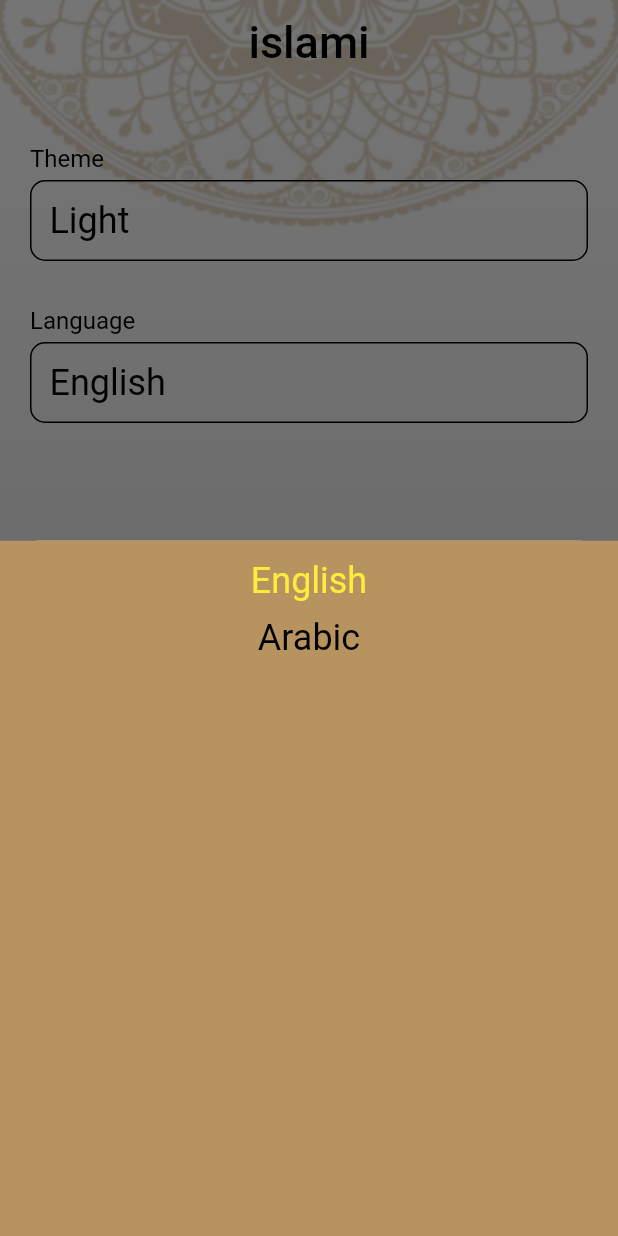
After one commit to Taku-Android/Quran-App, a Flutter app: the screen it shows after launch, item 5 of the bottom bar chosen, after a tap on "English", on a phone screen of 412 x 824 dp. The commit adds this screen. Run offline on Flutter 3.47's test engine with Material 2 defaults, Android fonts, the phone set to English and light mode, and no system bars; generated files the repository leaves out were written again.

Commit message:
+ app_ar.arb + app_en.arb + localization in yaml + l10n.yaml for + Lang_bottom_sheet.dart % main.dart % quran_tab.dart % setting_Tab.dart % settings_provider.dart

```diff
--- /dev/null
+++ b/l10n.yaml
@@ -0,0 +1,3 @@
+arb-dir: lib/l10n
+template-arb-file: app_en.arb
+output-localization-file: app_localizations.dart
--- a/lib/Quran/quran_tab.dart
+++ b/lib/Quran/quran_tab.dart
@@ -1,5 +1,7 @@
 import 'package:flutter/material.dart';
 import 'package:islami_app/Quran/sura_title_widget.dart';
+import 'package:flutter_gen/gen_l10n/app_localizations.dart';
+
 
 class QuranTab extends StatelessWidget {
   List<String> names = [
@@ -135,7 +137,7 @@ class QuranTab extends StatelessWidget {
         Padding(
           padding: const EdgeInsets.all(8.0),
           child: Text(
-            'Chapter Name',
+            AppLocalizations.of(context)!.chapter_name,
             style: Theme.of(context).textTheme.headline5
           ),
         ),
--- a/lib/home_screen.dart
+++ b/lib/home_screen.dart
@@ -6,6 +6,7 @@ import 'package:islami_app/Sebha/sebha_tab.dart';
 import 'package:islami_app/providers/settings_provider.dart';
 import 'package:islami_app/setting/setting_Tab.dart';
 import 'package:provider/provider.dart';
+import 'package:flutter_gen/gen_l10n/app_localizations.dart';
 
 class HomeScreen extends StatefulWidget {
   static const String routeName = 'home';
@@ -31,7 +32,7 @@ class _HomeScreenState extends State<HomeScreen> {
               fit: BoxFit.fill)),
       child: Scaffold(
         appBar: AppBar(
-          title: Text('Islami'),
+          title: Text(AppLocalizations.of(context)!.app_title),
         ),
         bottomNavigationBar: BottomNavigationBar(
           onTap: (newlySelected){
@@ -47,30 +48,30 @@ class _HomeScreenState extends State<HomeScreen> {
                 icon: const ImageIcon(
                   AssetImage('assets/images/quran.png'),
                 ),
-                label: 'Quran'),
+                label: AppLocalizations.of(context)!.quran),
             BottomNavigationBarItem(
                 backgroundColor: Theme.of(context).primaryColor,
                 icon: const ImageIcon(
                   AssetImage('assets/images/radio.png'),
                 ),
-                label: 'Radio'),
+                label: AppLocalizations.of(context)!.radio),
             BottomNavigationBarItem(
                 backgroundColor: Theme.of(context).primaryColor,
                 icon: const ImageIcon(
                   AssetImage('assets/images/sebha.png'),
                 ),
-                label: 'Tasbeh'),
+                label: AppLocalizations.of(context)!.mention),
             BottomNavigationBarItem(
                 backgroundColor: Theme.of(context).primaryColor,
                 icon: const ImageIcon(
                   AssetImage('assets/images/ahadeth.png'),
                 ),
-                label: 'Hadeth'),
+                label: AppLocalizations.of(context)!.hadeth),
             BottomNavigationBarItem(
                 backgroundColor: Theme.of(context).primaryColor,
                 icon: const Icon(Icons.settings)
                 ,
-                label: 'settings'),
+                label: AppLocalizations.of(context)!.settings),
 
           ],
         ),
--- /dev/null
+++ b/lib/l10n/app_en.arb
@@ -0,0 +1,10 @@
+{
+  "app_title" : "islami",
+  "chapter_name" : "chapter Name",
+  "quran" : "Quran",
+  "hadeth" : "Hadeth",
+  "mention" : "Mention",
+  "radio" : "Radio",
+  "settings" : "Settings"
+
+}
--- a/lib/main.dart
+++ b/lib/main.dart
@@ -6,7 +6,8 @@ import 'package:islami_app/providers/settings_provider.dart';
 import 'package:islami_app/setting/setting_Tab.dart';
 import 'package:islami_app/sura_detail/SuraDetailScreen.dart';
 import 'package:provider/provider.dart';
-
+import 'package:flutter_localizations/flutter_localizations.dart';
+import 'package:flutter_gen/gen_l10n/app_localizations.dart';
 
 void main() {
   runApp(ChangeNotifierProvider(
@@ -27,6 +28,15 @@ class MyApp extends StatelessWidget{
       theme: MyTheme.lightTheme ,
       darkTheme: MyTheme.darkTheme ,
       themeMode: settingsProvider.currentTheme,
+      localizationsDelegates: [
+        AppLocalizations.delegate,
+        GlobalMaterialLocalizations.delegate,
+        GlobalWidgetsLocalizations.delegate,
+        GlobalCupertinoLocalizations.delegate,
+      ],
+      supportedLocales: AppLocalizations.supportedLocales,
+      //if u wnat to make it one lang
+      locale: Locale(settingsProvider.currentLang),
 
       routes: {
 
--- a/lib/providers/settings_provider.dart
+++ b/lib/providers/settings_provider.dart
@@ -4,8 +4,16 @@ import 'package:flutter/material.dart';
 class SettingsProvider extends ChangeNotifier{
 
   ThemeMode currentTheme = ThemeMode.light ;
+  String currentLang = 'en' ;
 
 
+
+
+  void changeLocale(String newLocale){
+    currentLang = newLocale ;
+
+    notifyListeners() ;
+  }
 
   // observable pattern
   void changeTheme(ThemeMode newMode){
@@ -38,4 +46,8 @@ class SettingsProvider extends ChangeNotifier{
     return currentTheme == ThemeMode.dark ;
   }
 
+  bool isEnglish(){
+    return currentLang == 'en' ;
+  }
+
 }
--- /dev/null
+++ b/lib/setting/Lang_bottom_sheet.dart
@@ -0,0 +1,63 @@
+import 'package:flutter/material.dart';
+import 'package:islami_app/providers/settings_provider.dart';
+import 'package:provider/provider.dart';
+
+
+class LangBottomSheet extends StatefulWidget {
+  @override
+  State<LangBottomSheet> createState() => _LangBottomSheet();
+}
+
+class _LangBottomSheet extends State<LangBottomSheet> {
+  @override
+  Widget build(BuildContext context) {
+
+    var settingProvider = Provider.of<SettingsProvider>(context);
+
+
+
+    return Container(
+      padding: EdgeInsets.all(13),
+      color: Theme.of(context).primaryColor,
+      child: Column(
+        children: [
+          InkWell(onTap: () {
+
+            settingProvider.changeLocale('en');
+
+          }, child:
+          settingProvider.isEnglish()?
+          getSelectedItem('English')
+          : getUnSelectedItem('English')
+          ),
+          SizedBox(
+            height: 10,
+          ),
+          InkWell(
+              onTap: (){
+                settingProvider.changeLocale('ar');
+              } ,
+              child:
+              settingProvider.isEnglish()?
+              getUnSelectedItem('Arabic')
+              : getSelectedItem('Arabic')
+          )
+        ],
+      ),
+    );
+  }
+
+  Widget getSelectedItem(String title) {
+    return Text(
+      title,
+      style: Theme.of(context)
+          .textTheme
+          .headline5
+          ?.copyWith(color: Colors.yellow),
+    );
+  }
+
+  Widget getUnSelectedItem(String title) {
+    return Text(title, style: Theme.of(context).textTheme.headline5);
+  }
+}
--- a/lib/setting/setting_Tab.dart
+++ b/lib/setting/setting_Tab.dart
@@ -1,4 +1,5 @@
 import 'package:flutter/material.dart';
+import 'package:islami_app/setting/Lang_bottom_sheet.dart';
 import 'package:islami_app/setting/theme_bottom_sheet.dart';
 
 class SettingTab extends StatefulWidget {
@@ -42,7 +43,9 @@ class _SettingTabState extends State<SettingTab> {
             Text('Language' ,
               style: Theme.of(context).textTheme.subtitle1,
             ),
-            Container(
+            InkWell(
+              onTap: showLangBottomSheet,
+              child: Container(
                 margin: EdgeInsets.only(top: 5),
                 width: double.infinity,
                 padding: EdgeInsets.all(12),
@@ -55,6 +58,7 @@ class _SettingTabState extends State<SettingTab> {
                 ),
                 child: Text('English' ,
                   style: Theme.of(context).textTheme.headline5,),
+              ),
             ),
 
           ]
@@ -71,6 +75,15 @@ class _SettingTabState extends State<SettingTab> {
 
         } );
   }
+  void showLangBottomSheet(){
+
+    showModalBottomSheet(context: context ,
+        builder: (buildContext){
+
+          return LangBottomSheet() ;
+
+        } );
+  }
 
 
 
--- a/pubspec.yaml
+++ b/pubspec.yaml
@@ -40,6 +40,9 @@ dependencies:
 dev_dependencies:
   flutter_test:
     sdk: flutter
+  flutter_localizations: # Add this line
+    sdk: flutter
+  intl: ^0.17.0
 
   provider: ^6.0.4
 
@@ -58,6 +61,8 @@ dev_dependencies:
 
 # The following section is specific to Flutter packages.
 flutter:
+
+  generate: true
 
   # The following line ensures that the Material Icons font is
   # included with your application, so that you can use the icons in
```
Also changed, not shown: lib/l10n/app_ar.arb (added, +10 -0 lines), pubspec.lock. Lines whose indentation alone changed are shown as unchanged.
